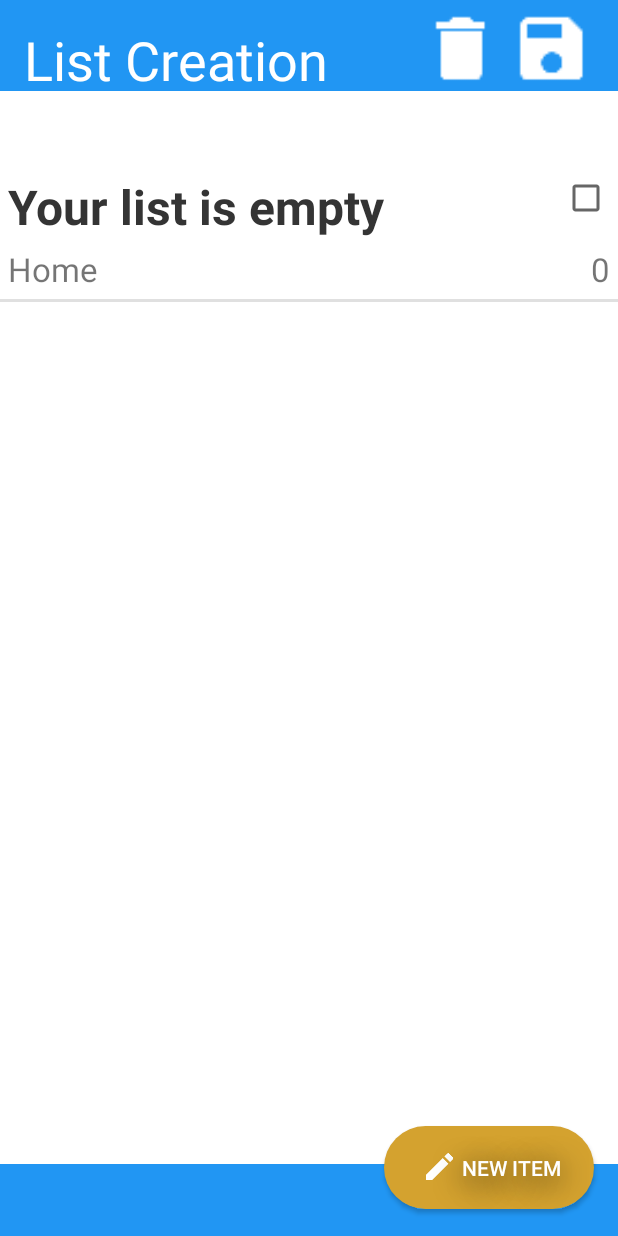
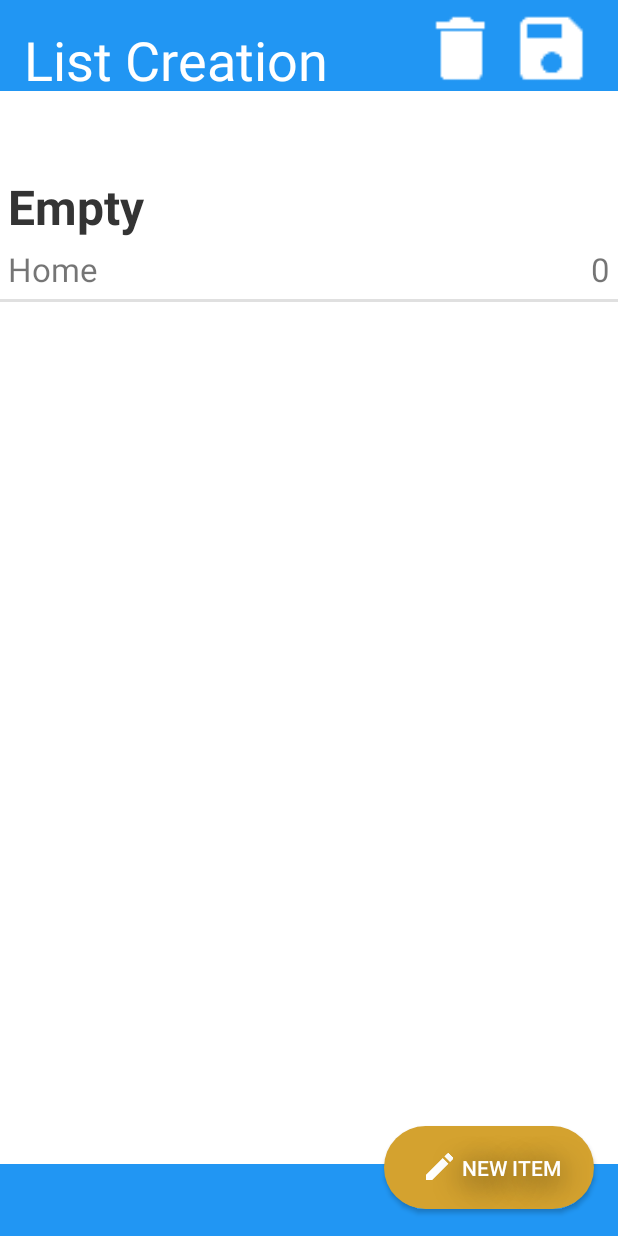
Before and after one commit to ajs476/iBuy, an Android app: the CreateListActivity screen opened directly, with no data from a screen before it, on a phone screen of 412 x 824 dp. Run offline under Robolectric (Android 15) with nearby library versions, the phone set to English and light mode, and no system bars.

Commit message:
load list item check-off added

```diff
--- a/app/src/main/java/cs399/sp/gatheryourgoods/CreateListActivity.java
+++ b/app/src/main/java/cs399/sp/gatheryourgoods/CreateListActivity.java
@@ -436,7 +436,7 @@ public class CreateListActivity extends AppCompatActivity {
         // create list of item information to add
         results = new ArrayList<Item>();
         if(results.isEmpty()){
-            noItem.setItemName("Your list is empty");
+            noItem.setItemName("Empty");
             noItem.setItemAmount("0");
             noItem.setItemCategory("Home");
             results.add(noItem);
@@ -739,7 +739,7 @@ public class CreateListActivity extends AppCompatActivity {
 
     public void saveListSharedPreferences(){
         String string_list = item_list_string;
-        if(!string_list.contains("Your list is empty")){
+        if(!string_list.contains("Empty")){
             editor = preferences.edit();
             editor.putString("itemList", string_list);
             editor.apply();
--- a/app/src/main/java/cs399/sp/gatheryourgoods/CustomListAdapter.java
+++ b/app/src/main/java/cs399/sp/gatheryourgoods/CustomListAdapter.java
@@ -1,6 +1,7 @@
 package cs399.sp.gatheryourgoods;
 
 import android.content.Context;
+import android.graphics.Color;
 import android.view.LayoutInflater;
 import android.view.View;
 import android.view.ViewGroup;
@@ -8,6 +9,7 @@ import android.widget.BaseAdapter;
 import android.widget.CheckBox;
 import android.widget.CompoundButton;
 import android.widget.TextView;
+import android.widget.Toast;
 
 import java.util.ArrayList;
 
@@ -50,7 +52,7 @@ public class CustomListAdapter extends BaseAdapter {
             holder.checkBox.setOnCheckedChangeListener(new CompoundButton.OnCheckedChangeListener() {
                 @Override
                 public void onCheckedChanged(CompoundButton buttonView, boolean isChecked) {
-                    int getPosition = (Integer)buttonView.getTag();
+                    int getPosition = (Integer) buttonView.getTag();
                     listData.get(getPosition).setSelected(buttonView.isChecked());
 
                 }
@@ -66,6 +68,7 @@ public class CustomListAdapter extends BaseAdapter {
         holder.itemCategoryView.setText(listData.get(position).getItemCategory());
         holder.itemAmountView.setText(listData.get(position).getItemAmount());
 
+
         return convertView;
     }
 
--- a/app/src/main/java/cs399/sp/gatheryourgoods/Item.java
+++ b/app/src/main/java/cs399/sp/gatheryourgoods/Item.java
@@ -36,6 +36,4 @@ public class Item {
     public void setSelected(boolean selected){
         this.selected = selected;
     }
-
-
 }
--- a/app/src/main/java/cs399/sp/gatheryourgoods/LoadList.java
+++ b/app/src/main/java/cs399/sp/gatheryourgoods/LoadList.java
@@ -1,12 +1,17 @@
 package cs399.sp.gatheryourgoods;
 
 import android.content.SharedPreferences;
+import android.graphics.Color;
+import android.graphics.drawable.Drawable;
 import android.os.Bundle;
 import android.preference.PreferenceManager;
 import android.support.v7.app.AppCompatActivity;
 import android.view.View;
 import android.widget.AdapterView;
+import android.widget.CheckBox;
 import android.widget.ListView;
+import android.widget.Toast;
+
 import java.util.ArrayList;
 
 /**
@@ -17,6 +22,8 @@ public class LoadList extends AppCompatActivity {
 
     public ArrayList<Item> results2;
     public CustomListAdapter myAdapter;
+    public View row;
+    public boolean red = true;
 
     @Override
     protected void onCreate(Bundle savedInstanceState){
@@ -55,6 +62,13 @@ public class LoadList extends AppCompatActivity {
             @Override
             public void onItemClick(AdapterView<?> parent, View view, int position, long id) {
                 // do if list item clicked
+
+                CheckBox cb = (CheckBox) view.findViewById(R.id.checkBox);
+                cb.setChecked(!cb.isChecked());
+
+
+
+
             }
         });
         // create and set the adapter for the list view
--- /dev/null
+++ b/app/src/main/res/drawable/checked.xml
@@ -0,0 +1,10 @@
+<?xml version="1.0" encoding="UTF-8"?>
+<shape xmlns:android="http://schemas.android.com/apk/res/android"
+    android:shape="rectangle">
+<gradient android:startColor="#D4A22F" android:endColor="#D4A22F" android:angle="270"/>
+<stroke android:width="0px" android:color="#ffc0c0c0" />
+<size android:height="4dp" android:width="300dp"/>
+    <corners
+        android:radius="30dp"
+        />
+    </shape>
--- /dev/null
+++ b/app/src/main/res/drawable/custom_checkbox.xml
@@ -0,0 +1,8 @@
+<?xml version="1.0" encoding="utf-8"?>
+<selector xmlns:android="http://schemas.android.com/apk/res/android">
+    <item android:state_checked="true"
+        android:drawable="@drawable/checked" />
+    <item android:state_pressed="true"
+        android:drawable="@drawable/checked" />
+    <item android:drawable="@drawable/unchecked" />
+</selector>
--- /dev/null
+++ b/app/src/main/res/drawable/unchecked.xml
@@ -0,0 +1,10 @@
+<?xml version="1.0" encoding="UTF-8"?>
+<shape xmlns:android="http://schemas.android.com/apk/res/android"
+    android:shape="rectangle">
+    <gradient android:startColor="#00000000" android:endColor="#00000000" android:angle="270"/>
+    <stroke android:width="0px" android:color="#ffc0c0c0" />
+    <size android:height="4dp" android:width="300dp"/>
+    <corners
+        android:radius="30dp"
+        />
+</shape>
--- a/app/src/main/res/layout/list_row_layout.xml
+++ b/app/src/main/res/layout/list_row_layout.xml
@@ -38,6 +38,9 @@
         android:layout_alignParentRight="true"
         android:focusable="false"
         android:focusableInTouchMode="false"
-        android:id="@+id/checkBox" />
+        android:id="@+id/checkBox"
+        android:button="@drawable/custom_checkbox"
+        android:paddingTop="30dp"
+        android:paddingRight="200dp" />
 
 </RelativeLayout>
```
